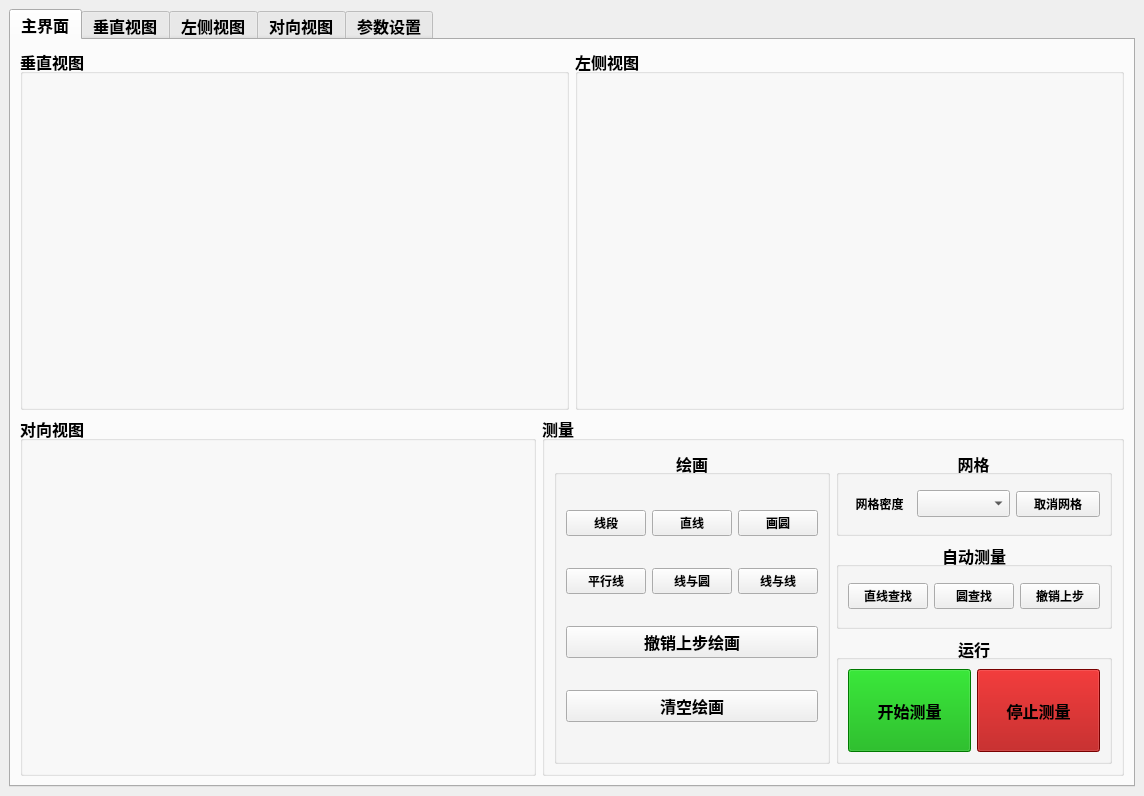
Qt form mainwindow.ui (NicoleKJ9721/MutiCamApp) before a commit.
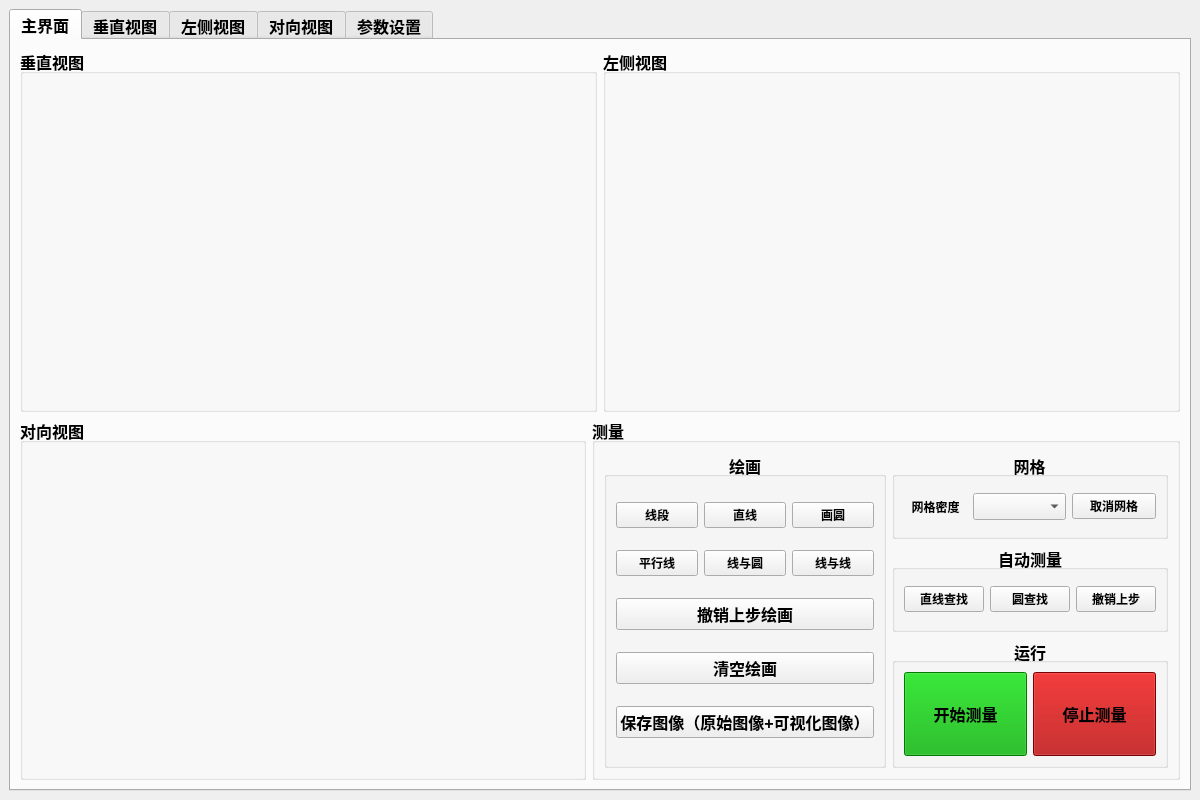
The same form after that commit. The open tabs and pages were chosen to show the change.

```diff
--- a/mainwindow.ui
+++ b/mainwindow.ui
@@ -6,8 +6,8 @@
    <rect>
     <x>0</x>
     <y>0</y>
-    <width>1144</width>
-    <height>796</height>
+    <width>1200</width>
+    <height>800</height>
    </rect>
   </property>
   <property name="sizePolicy">
@@ -272,7 +272,7 @@
                <property name="checkable">
                 <bool>false</bool>
                </property>
-               <layout class="QVBoxLayout" name="verticalLayout_10" stretch="1,1,0,0">
+               <layout class="QVBoxLayout" name="verticalLayout_10" stretch="1,1,0,0,0">
                 <item>
                  <layout class="QHBoxLayout" name="horizontalLayout_2">
                   <item>
@@ -379,6 +379,13 @@
                   </property>
                  </widget>
                 </item>
+                <item>
+                 <widget class="QPushButton" name="btnSaveImage">
+                  <property name="text">
+                   <string>保存图像（原始图像+可视化图像）</string>
+                  </property>
+                 </widget>
+                </item>
                </layout>
               </widget>
              </item>
```
Left out of the diff: 23 changed lines with no effect on the pictures.
